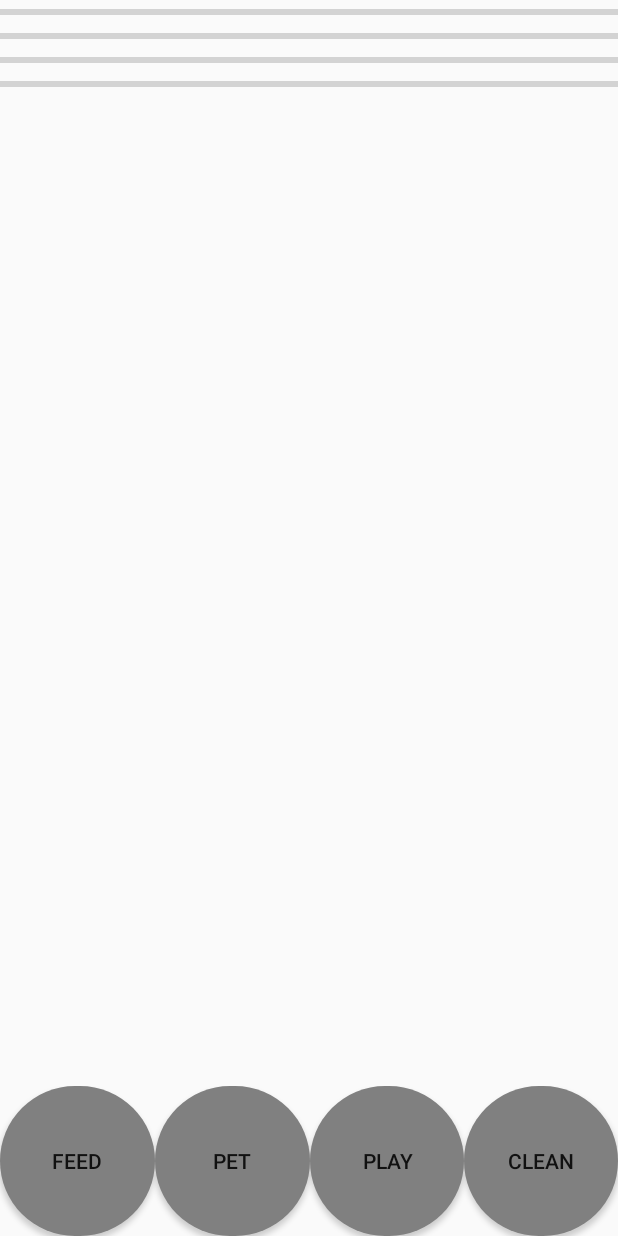
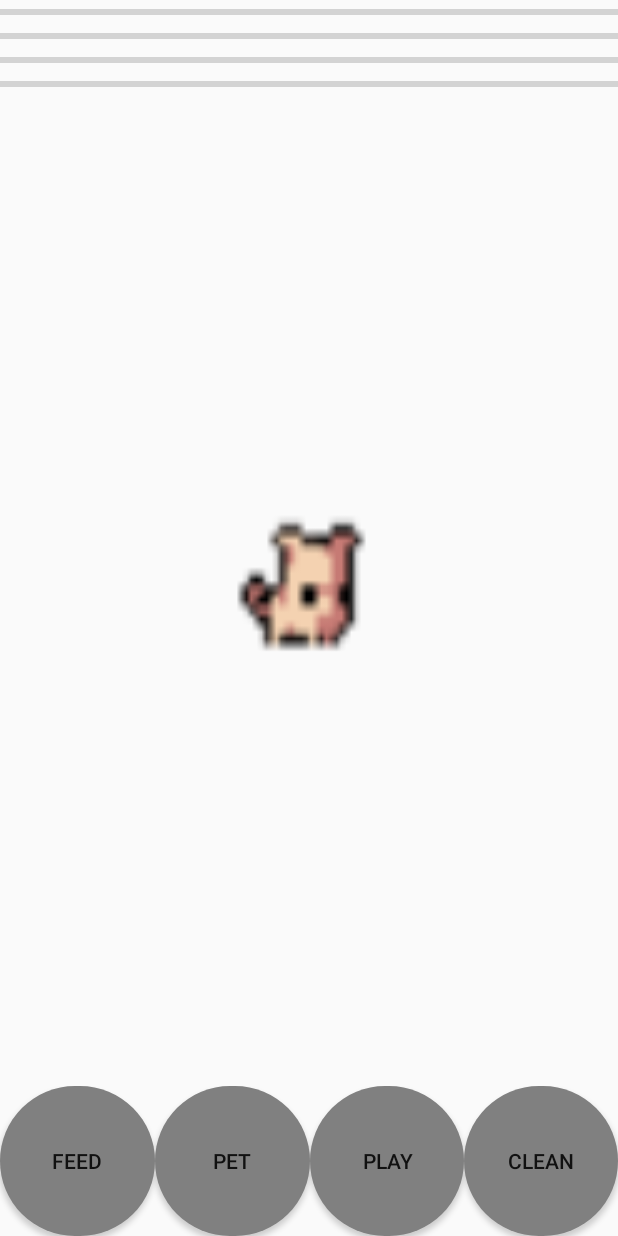
Before and after one commit to simeon5778/Project_Tamagotchi, an Android app: the GameSession screen opened directly, with no data from a screen before it, on a phone screen of 412 x 824 dp. Run offline under Robolectric (Android 15) with nearby library versions, the phone set to English and light mode, and no system bars.

Commit message:
Added first fragment with simple idle animation

```diff
--- a/app/build.gradle
+++ b/app/build.gradle
@@ -24,6 +24,7 @@ dependencies {
     implementation fileTree(include: ['*.jar'], dir: 'libs')
     implementation 'com.android.support:appcompat-v7:26.1.0'
     implementation 'com.android.support.constraint:constraint-layout:1.0.2'
+    implementation 'com.android.support:support-v4:26.1.0'
     testImplementation 'junit:junit:4.12'
     androidTestImplementation 'com.android.support.test:runner:1.0.1'
     androidTestImplementation 'com.android.support.test.espresso:espresso-core:3.0.1'
--- a/app/src/main/java/com/example/tamagotchi/project_tamagotchi/GameSession.java
+++ b/app/src/main/java/com/example/tamagotchi/project_tamagotchi/GameSession.java
@@ -1,7 +1,10 @@
 package com.example.tamagotchi.project_tamagotchi;
 
+import android.app.FragmentManager;
+import android.app.FragmentTransaction;
 import android.content.Context;
 import android.content.SharedPreferences;
+import android.graphics.drawable.AnimationDrawable;
 import android.support.v7.app.AppCompatActivity;
 import android.os.Bundle;
 
@@ -9,6 +12,9 @@ import android.os.Bundle;
 public class GameSession extends AppCompatActivity {
 
     SharedPreferences sharedPref;
+    FragmentManager manager;
+
+
 
 
     @Override
@@ -16,6 +22,7 @@ public class GameSession extends AppCompatActivity {
         super.onCreate(savedInstanceState);
         setContentView(R.layout.activity_game_session);
 
+        manager = getFragmentManager();
         sharedPref = getSharedPreferences("data", Context.MODE_PRIVATE);
 
 
@@ -27,6 +34,8 @@ public class GameSession extends AppCompatActivity {
         int health = sharedPref.getInt("health", 0);
         int happiness = sharedPref.getInt("happiness", 0);
 
+        chooseAnimationAndStartIt();
+
 
 
     }
@@ -35,5 +44,17 @@ public class GameSession extends AppCompatActivity {
 
 
 
+    public void chooseAnimationAndStartIt() {
+        IdleAnimation idleAnimation = new IdleAnimation();
+        FragmentTransaction transaction=manager.beginTransaction();
+
+        IdleAnimation idleAnimation1 = new IdleAnimation();
+
+        transaction.add(R.id.framelayout,idleAnimation,"Idleanimation");
+
+        transaction.commit();
+
+    }
+
 
 }
--- /dev/null
+++ b/app/src/main/java/com/example/tamagotchi/project_tamagotchi/IdleAnimation.java
@@ -0,0 +1,42 @@
+package com.example.tamagotchi.project_tamagotchi;
+
+
+import android.app.Fragment;
+import android.graphics.drawable.AnimationDrawable;
+import android.os.Bundle;
+
+import android.view.LayoutInflater;
+import android.view.View;
+import android.view.ViewGroup;
+import android.widget.ImageView;
+
+
+/**
+ * A simple {@link Fragment} subclass.
+ */
+public class IdleAnimation extends Fragment {
+
+    AnimationDrawable pigEating;
+    AnimationDrawable pig;
+
+
+    public IdleAnimation() {
+        // Required empty public constructor
+    }
+
+
+    @Override
+    public View onCreateView(LayoutInflater inflater, ViewGroup container, Bundle savedInstanceState) {
+        View view = inflater.inflate(R.layout.fragment_idle_animation, container, false);
+
+        ImageView animation = (ImageView) view.findViewById(R.id.idleAnimation);
+
+        animation.setBackgroundResource(R.drawable.pig);
+        pig = (AnimationDrawable) animation.getBackground();
+        pig.start();
+
+
+        return  view;
+    }
+
+}
--- /dev/null
+++ b/app/src/main/res/drawable-v24/pig.xml
@@ -0,0 +1,17 @@
+<?xml version="1.0" encoding="utf-8"?>
+<animation-list xmlns:android="http://schemas.android.com/apk/res/android">
+
+    <item android:drawable="@drawable/pig_01"
+        android:duration="200"/>
+    <item android:drawable="@drawable/pig_02"
+        android:duration="200"/>
+    <item android:drawable="@drawable/pig_03"
+        android:duration="200"/>
+    <item android:drawable="@drawable/pig_04"
+        android:duration="200"/>
+    <item android:drawable="@drawable/pig_05"
+        android:duration="200"/>
+
+
+
+</animation-list>
--- a/app/src/main/res/layout/activity_game_session.xml
+++ b/app/src/main/res/layout/activity_game_session.xml
@@ -80,6 +80,7 @@
     </LinearLayout>
 
     <FrameLayout
+        android:id="@+id/framelayout"
         android:layout_width="match_parent"
         android:layout_height="370dp"
         android:layout_alignParentStart="true"
--- /dev/null
+++ b/app/src/main/res/layout/fragment_idle_animation.xml
@@ -0,0 +1,22 @@
+<RelativeLayout xmlns:android="http://schemas.android.com/apk/res/android"
+    xmlns:tools="http://schemas.android.com/tools"
+    android:layout_width="match_parent"
+    android:layout_height="match_parent"
+    tools:context="com.example.tamagotchi.project_tamagotchi.IdleAnimation">
+
+    <ImageView
+        android:id="@+id/idleAnimation"
+        android:layout_width="100dp"
+        android:layout_height="100dp"
+        android:layout_alignParentTop="true"
+        android:layout_centerHorizontal="true"
+        android:layout_centerVertical="true"
+        android:layout_marginTop="110dp"
+        android:background="@drawable/pig"
+        tools:layout_editor_absoluteX="122dp"
+        tools:layout_editor_absoluteY="185dp" />
+
+
+
+
+</RelativeLayout>
--- a/app/src/main/res/values/strings.xml
+++ b/app/src/main/res/values/strings.xml
@@ -1,3 +1,6 @@
 <resources>
     <string name="app_name">Project_Tamagotchi</string>
+
+    <!-- TODO: Remove or change this placeholder text -->
+    <string name="hello_blank_fragment">Hello blank fragment</string>
 </resources>
```
Also changed, not shown: app/src/main/res/drawable-v24/pig_01.png (added), app/src/main/res/drawable-v24/pig_02.png (added), app/src/main/res/drawable-v24/pig_03.png (added), app/src/main/res/drawable-v24/pig_04.png (added), app/src/main/res/drawable-v24/pig_05.png (added), app/src/main/res/drawable-v24/pig_06.png (added).
